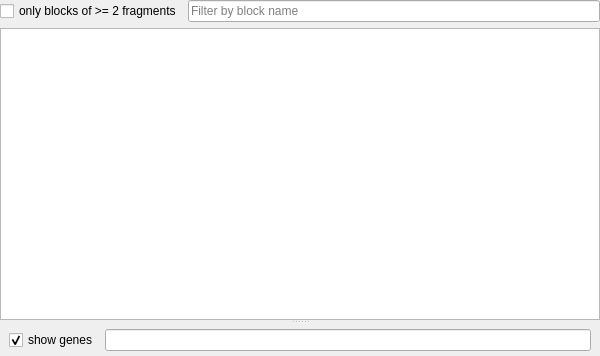
Above: src/gui/BlockSetWidget.ui from npge/npge before the change. Below: the same form after it.
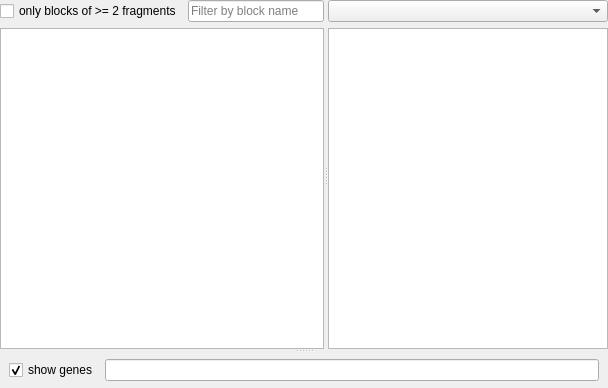
That is the form after the change.

Commit message: show block set alignment in gui (unfinished)

```diff
--- a/src/gui/BlockSetWidget.ui
+++ b/src/gui/BlockSetWidget.ui
@@ -6,8 +6,8 @@
    <rect>
     <x>0</x>
     <y>0</y>
-    <width>600</width>
-    <height>356</height>
+    <width>608</width>
+    <height>388</height>
    </rect>
   </property>
   <property name="windowTitle">
@@ -29,10 +29,17 @@
          <enum>Qt::Vertical</enum>
         </property>
         <widget class="QWidget" name="widget" native="true">
+         <layout class="QVBoxLayout" name="verticalLayout_6">
+          <property name="margin">
+           <number>0</number>
+          </property>
+          <item>
+           <widget class="QSplitter" name="splitter_2">
+            <property name="orientation">
+             <enum>Qt::Horizontal</enum>
+            </property>
+            <widget class="QWidget" name="">
          <layout class="QVBoxLayout" name="verticalLayout_3">
-          <property name="margin">
-           <number>0</number>
-          </property>
           <item>
            <layout class="QHBoxLayout" name="horizontalLayout_2">
             <item>
@@ -56,6 +63,23 @@
           </item>
           <item>
            <widget class="QTableView" name="blocksetview"/>
+              </item>
+             </layout>
+            </widget>
+            <widget class="QWidget" name="widget_5" native="true">
+             <layout class="QVBoxLayout" name="verticalLayout_4">
+              <property name="margin">
+               <number>0</number>
+              </property>
+              <item>
+               <widget class="QComboBox" name="bsaComboBox"/>
+              </item>
+              <item>
+               <widget class="QTableView" name="bsaView"/>
+              </item>
+             </layout>
+            </widget>
+           </widget>
           </item>
          </layout>
         </widget>
```
Lines whose indentation alone changed are shown as unchanged. The commit also changes 6 other files.
